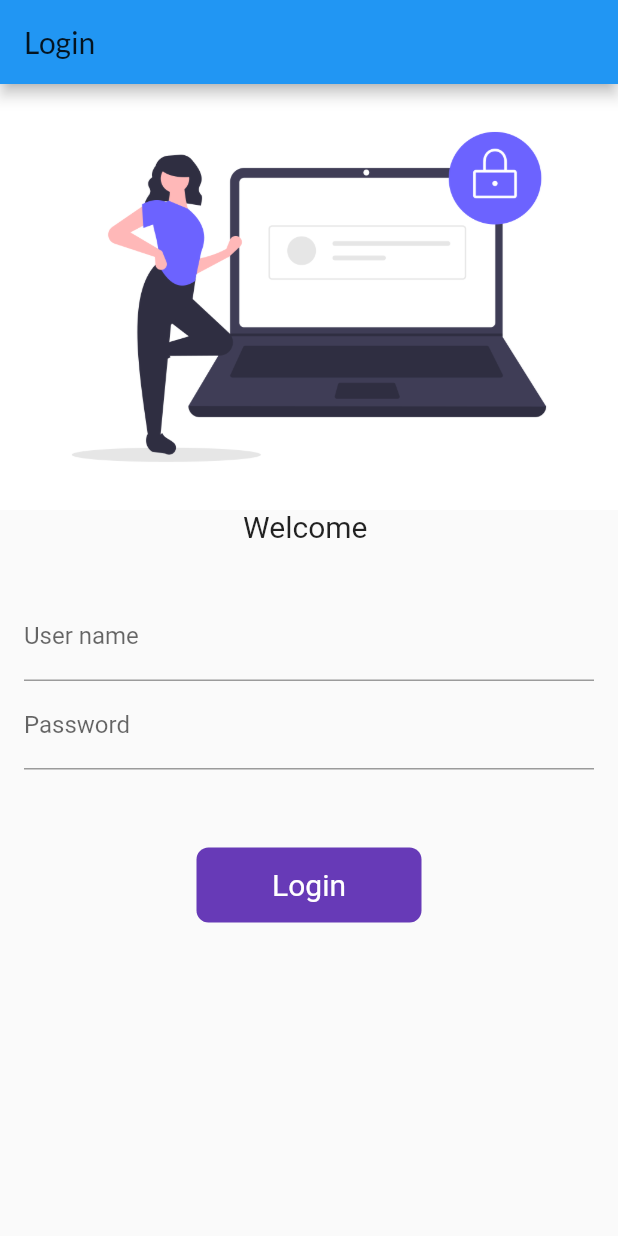
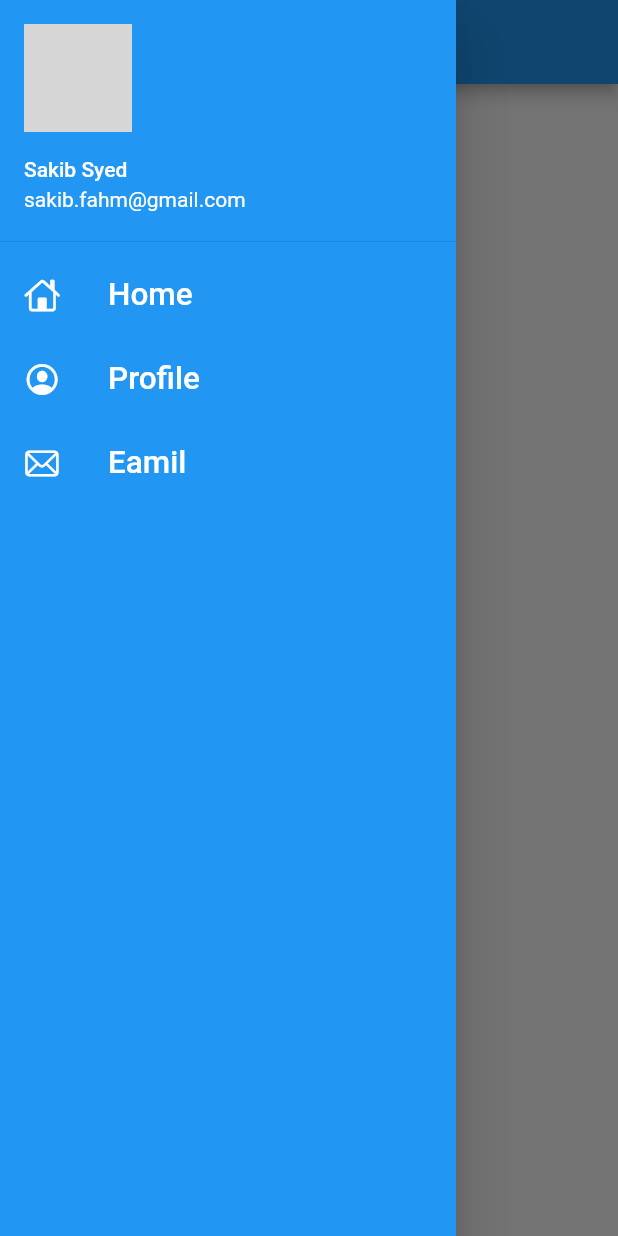
Before and after one commit to sakib143/flutter-learning, a Flutter app: the screen it shows after launch, with the side drawer open (before the commit the screen has no drawer), on a phone screen of 412 x 824 dp. Run offline on Flutter 3.47's test engine with Material 2 defaults, Android fonts, the phone set to English and light mode, and no system bars; our stand-ins replace google_fonts; network calls fail; grey boxes are pictures that could not be loaded.

Commit message:
Day four >> Designed burger menu.....Sakib Syed

```diff
--- a/lib/main.dart
+++ b/lib/main.dart
@@ -14,7 +14,7 @@ class MyApp extends StatelessWidget {
     return MaterialApp(
       debugShowCheckedModeBanner: false,
       routes: {
-        "/": (context) => LoginPage(),
+        "/": (context) => Homepagge(),
         MyRoutess.loginRoute: (context) => LoginPage(),
         MyRoutess.homeRoute: (context) => Homepagge(),
       },
--- a/lib/pages/home_page.dart
+++ b/lib/pages/home_page.dart
@@ -1,4 +1,5 @@
 import 'package:flutter/material.dart';
+import 'package:testing/widgets/Drawer.dart';
 
 class Homepagge extends StatelessWidget {
 
@@ -16,7 +17,7 @@ class Homepagge extends StatelessWidget {
             ),
           ),
         ),
-        drawer: Drawer(),
+        drawer: MyDrawer(),
       ),
     );
   }
--- /dev/null
+++ b/lib/widgets/Drawer.dart
@@ -0,0 +1,66 @@
+import 'package:flutter/cupertino.dart';
+import 'package:flutter/material.dart';
+
+class MyDrawer extends StatelessWidget {
+  const MyDrawer({Key? key}) : super(key: key);
+
+  @override
+  Widget build(BuildContext context) {
+    final profilePicUrl =
+        'https://media-exp1.licdn.com/dms/image/C5103AQFFhm5t-u4FoA/profile-displayphoto-shrink_100_100/0/1548295689142?e=1633564800&v=beta&t=tEL9cD1jwDhwQv-3GnMskZPje9jMUza-hro-lA8MNps';
+
+    return Drawer(
+      child: Container(
+        color: Colors.blue,
+        child: ListView(
+          children: [
+            DrawerHeader(
+              padding: EdgeInsets.zero,
+              child: UserAccountsDrawerHeader(
+                margin: EdgeInsets.zero,
+                accountName: Text('Sakib Syed'),
+                accountEmail: Text('sakib.fahm@gmail.com'),
+                currentAccountPicture: CircleAvatar(
+                  backgroundImage: NetworkImage(profilePicUrl),
+                ),
+              ),
+            ),
+            ListTile(
+              leading: Icon(
+                CupertinoIcons.home,
+                color: Colors.white,
+              ),
+              title: Text(
+                'Home',
+                textScaleFactor: 1.5,
+                style: TextStyle(color: Colors.white),
+              ),
+            ),
+            ListTile(
+              leading: Icon(
+                CupertinoIcons.profile_circled,
+                color: Colors.white,
+              ),
+              title: Text(
+                'Profile',
+                textScaleFactor: 1.5,
+                style: TextStyle(color: Colors.white),
+              ),
+            ),
+            ListTile(
+              leading: Icon(
+                CupertinoIcons.mail,
+                color: Colors.white,
+              ),
+              title: Text(
+                'Eamil',
+                textScaleFactor: 1.5,
+                style: TextStyle(color: Colors.white),
+              ),
+            )
+          ],
+        ),
+      ),
+    );
+  }
+}
```
